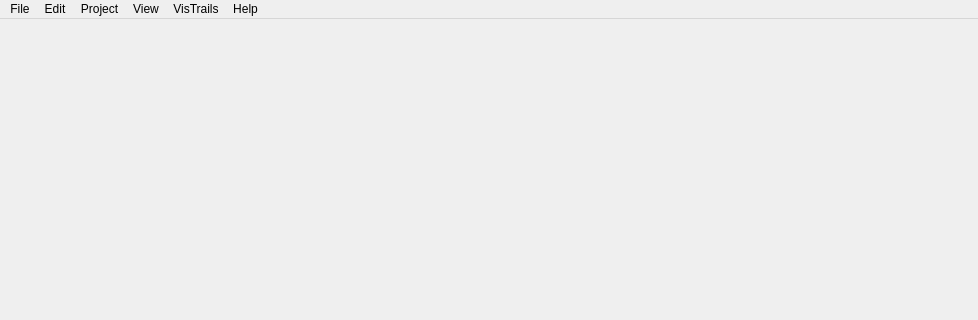
Above: vistrails/gui/uvcdat/mainwindow.ui from CDAT/VisTrails before the change; both pictures show x 0 to 978 and y 0 to 320 of the 978 by 936 pixel window. Below: the same form after it.
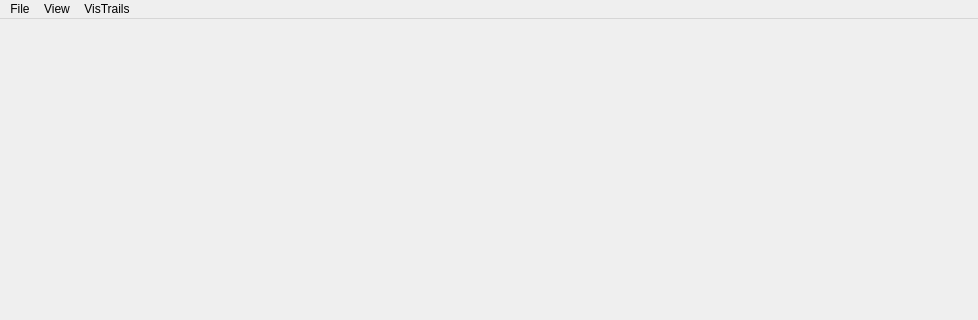
That is the form after the change. Icons and pictures are not drawn.

Commit message:
Bugfix: Removed duplicate  and unused menus, added project actions to File menu
vistrails/gui/ui_mainwindow.py
vistrails/gui/mainwindow.ui
    Removed default actions in FIle menu
    Removed Edit, Help, Project menus

vistrails/gui/mainwindow.py
    in class UVCDATMainWindow:
       createActions()
          create self.actionExit

       updateMenuActions()
           Adding menu File actions

       connectSignals()
          removed old quit action

vistrails/gui/mainMenuWidget.py
     in QMenuWidget.__init__()
        commented out extra file menu creation

What changed in the file:
```diff
--- a/vistrails/gui/uvcdat/mainwindow.ui
+++ b/vistrails/gui/uvcdat/mainwindow.ui
@@ -39,17 +39,6 @@
     <addaction name="actionNew"/>
     <addaction name="actionOpen"/>
     <addaction name="separator"/>
-    <addaction name="actionExit"/>
-   </widget>
-   <widget class="QMenu" name="menuEdit">
-    <property name="title">
-     <string>Edit</string>
-    </property>
-   </widget>
-   <widget class="QMenu" name="menuProject">
-    <property name="title">
-     <string>Project</string>
-    </property>
    </widget>
    <widget class="QMenu" name="menuView">
     <property name="title">
@@ -61,17 +50,9 @@
      <string>VisTrails</string>
     </property>
    </widget>
-   <widget class="QMenu" name="menuHelp">
-    <property name="title">
-     <string>Help</string>
-    </property>
-   </widget>
    <addaction name="menuFile"/>
-   <addaction name="menuEdit"/>
-   <addaction name="menuProject"/>
    <addaction name="menuView"/>
    <addaction name="menuVistrails"/>
-   <addaction name="menuHelp"/>
   </widget>
   <widget class="QStatusBar" name="statusbar"/>
   <action name="actionNew">
```
Left out of the diff: 2 changed lines with no effect on the pictures. The commit also changes 3 other files.
